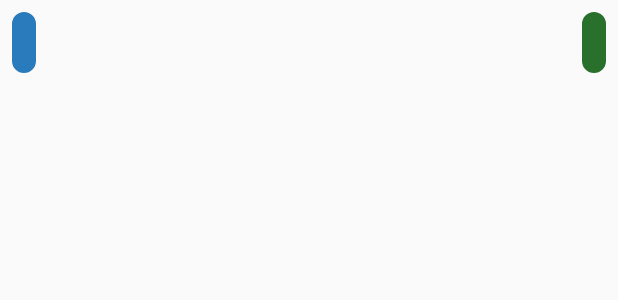
After one commit to Antuh/AndroidApplication-Dora, an Android app: the layout activity_message_adapter.xml on its own in the app's theme, with its tools: preview values and no code run, on a phone screen of 412 x 824 dp. The commit adds this screen. Shown: the top 300 px of the screen. Run offline under Robolectric (Android 15) with nearby library versions, the phone set to English and light mode, and no system bars.

Commit message:
Initial three commit

```diff
--- a/app/build.gradle
+++ b/app/build.gradle
@@ -41,4 +41,6 @@ dependencies {
     testImplementation 'junit:junit:4.13.2'
     androidTestImplementation 'androidx.test.ext:junit:1.1.5'
     androidTestImplementation 'androidx.test.espresso:espresso-core:3.5.1'
+    //install OpenAi
+    implementation("com.squareup.okhttp3:okhttp:4.10.0")
 }
--- a/app/src/main/java/com/example/dora/SplashScreen.kt
+++ b/app/src/main/java/com/example/dora/SplashScreen.kt
@@ -12,7 +12,7 @@ class SplashScreen : AppCompatActivity() {
         setContentView(R.layout.activity_splash_screen)
 
         Handler().postDelayed({
-            val intent = Intent(this, StepOneActivity::class.java)
+            val intent = Intent(this, ChatCharacterActivity::class.java)
             startActivity(intent)
             finish()
         }, 3000)
--- /dev/null
+++ b/app/src/main/res/drawable/ic_send.xml
@@ -0,0 +1,6 @@
+<?xml version="1.0" encoding="utf-8"?>
+<vector android:autoMirrored="true" android:height="24dp"
+    android:tint="#0385D0" android:viewportHeight="24"
+    android:viewportWidth="24" android:width="24dp" xmlns:android="http://schemas.android.com/apk/res/android">
+    <path android:fillColor="@android:color/white" android:pathData="M2.01,21L23,12 2.01,3 2,10l15,2 -15,2z"/>
+</vector>
--- /dev/null
+++ b/app/src/main/res/drawable/rounded_corner.xml
@@ -0,0 +1,10 @@
+<?xml version="1.0" encoding="utf-8"?>
+<shape
+    android:shape="rectangle"
+    xmlns:android="http://schemas.android.com/apk/res/android">
+
+    <corners android:radius="15dp"/>
+    <stroke android:width="1dp"/>
+    <solid android:color="@color/white"/>
+
+</shape>
--- /dev/null
+++ b/app/src/main/res/layout/activity_message_adapter.xml
@@ -0,0 +1,46 @@
+<?xml version="1.0" encoding="utf-8"?>
+<RelativeLayout
+    xmlns:android="http://schemas.android.com/apk/res/android"
+    android:layout_width="match_parent"
+    android:layout_height="wrap_content"
+    android:padding="8dp"
+    >
+
+    <LinearLayout
+        android:id="@+id/left_chat_view"
+        android:orientation="vertical"
+        android:padding="8dp"
+        android:layout_alignParentStart="true"
+        android:layout_marginEnd="80dp"
+        android:background="@drawable/rounded_corner"
+        android:backgroundTint="#297BBC"
+        android:layout_width="wrap_content"
+        android:layout_height="wrap_content">
+        <TextView
+            android:id="@+id/left_chat_text_view"
+            android:textColor="@color/white"
+            android:textSize="18sp"
+            android:layout_width="wrap_content"
+            android:layout_height="wrap_content"/>
+
+    </LinearLayout>
+    <LinearLayout
+        android:id="@+id/right_chat_view"
+        android:orientation="vertical"
+        android:padding="8dp"
+        android:gravity="end"
+        android:layout_alignParentEnd="true"
+        android:layout_marginStart="80dp"
+        android:background="@drawable/rounded_corner"
+        android:backgroundTint="#29702C"
+        android:layout_width="wrap_content"
+        android:layout_height="wrap_content">
+        <TextView
+            android:id="@+id/right_chat_text_view"
+            android:textColor="@color/white"
+            android:textSize="18sp"
+            android:layout_width="wrap_content"
+            android:layout_height="wrap_content"/>
+
+    </LinearLayout>
+</RelativeLayout>
```
Also changed, not shown: app/src/main/AndroidManifest.xml (+15 -0 lines), app/src/main/java/com/example/dora/ChatCharacterActivity.kt (added, +111 -0 lines), app/src/main/java/com/example/dora/Message.kt (added, +11 -0 lines), app/src/main/java/com/example/dora/MessageAdapter.kt (added, +42 -0 lines), app/src/main/res/layout/activity_chat_character.xml (added, +55 -0 lines).
